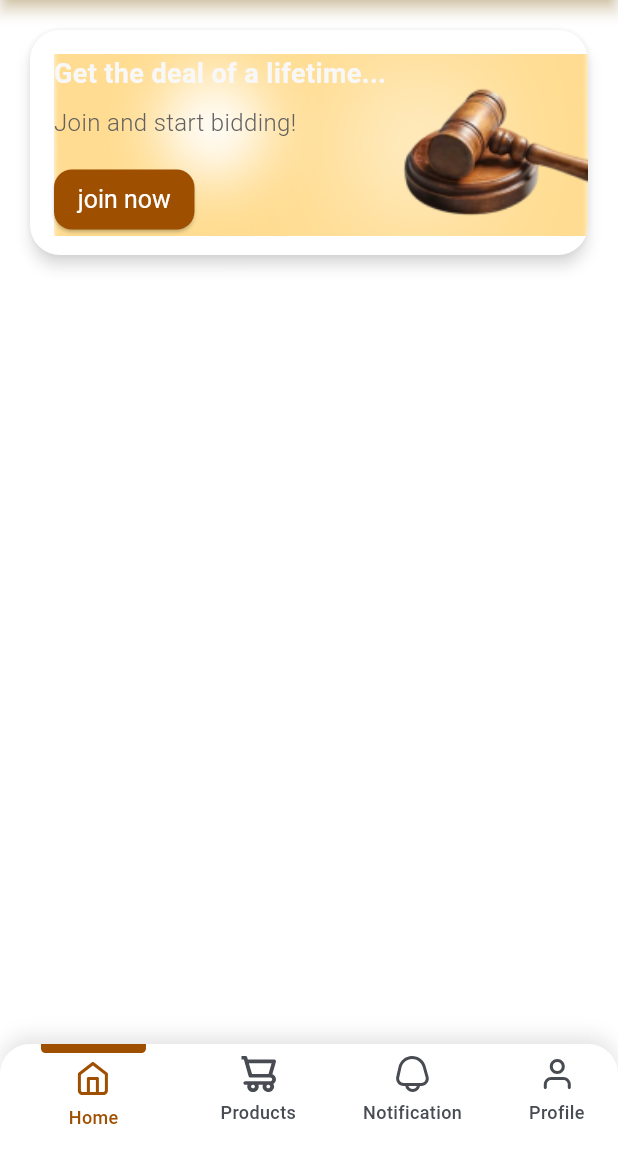
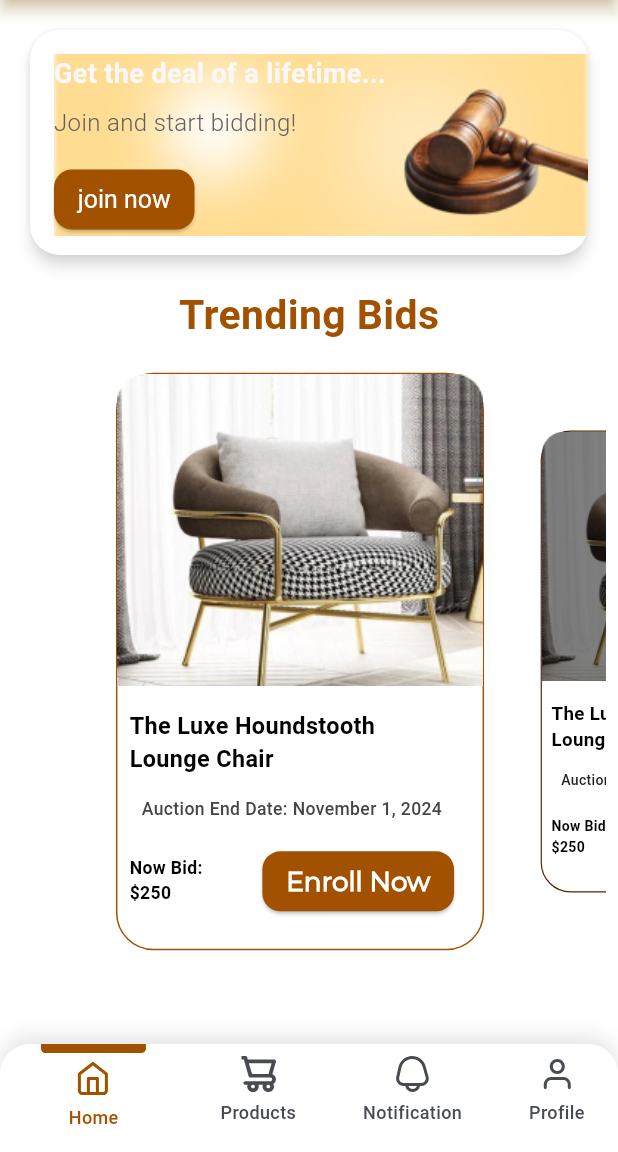
Before and after one commit to Netrk-A/final-project, a Flutter app: the screen it shows after launch, on a phone screen of 412 x 824 dp, the part 84-1236 px from its top. Run offline on Flutter 3.47's test engine with Material 3 defaults, Android fonts, the phone set to English and light mode, and no system bars; our stand-ins replace flutter_screenutil, flutter_svg; Roboto replaces fonts that are missing (Rubik).

Commit message:
trending bids done

```diff
--- a/lib/app/app.dart
+++ b/lib/app/app.dart
@@ -5,9 +5,9 @@ import 'package:peakmart/app/resources/theme_manager.dart';
 import 'package:peakmart/features/main/main_view.dart';
 
 class MyApp extends StatelessWidget {
-  MyApp._internal();
+  const MyApp._internal();
 
-  static MyApp instance = MyApp._internal();
+  static MyApp instance = const MyApp._internal();
 
   factory MyApp() => instance;
 
--- a/lib/app/resources/app_stayles.dart
+++ b/lib/app/resources/app_stayles.dart
@@ -14,5 +14,5 @@ class AppStayles {
   static TextStyle style31Bold = TextStyle(
       fontSize: 31,
       fontWeight: FontWeightManager.bold,
-      color: ColorManager.primaryColor);
+      color: ColorManager.primary);
 }
--- a/lib/app/resources/color_manager.dart
+++ b/lib/app/resources/color_manager.dart
@@ -1,8 +1,7 @@
 import 'package:flutter/material.dart';
 
 class ColorManager {
-  static Color primary = const Color(0xFF9F4F00);
-  static Color primaryColor = const Color(0xFFA15100);
+  static Color primary = const Color(0xFFA15100);
   static Color darkGrey = const Color(0xFF444444);
   static Color darkPrimary = const Color(0xFF231100);
   static Color lightPrimary = const Color(0xFfFFDC91);
--- a/lib/app/resources/font_manager.dart
+++ b/lib/app/resources/font_manager.dart
@@ -2,7 +2,8 @@ import 'package:flutter/material.dart';
 import 'package:flutter_screenutil/flutter_screenutil.dart';
 
 class FontConstants {
-  static const String fontFamily = "Rubik";
+  // static const String fontCabinFamily = "Cabin";
+  static const String fontMontserratFamily = "Montserrat";
 }
 
 class FontWeightManager {
@@ -14,18 +15,19 @@ class FontWeightManager {
 }
 
 class FontSize {
-  static  double s7 = 7.0.sp;
-  static  double s10 = 10.0.sp;
-  static  double s12 = 12.0.sp;
-  static  double s14 = 14.0.sp;
-  static  double s15 = 15.0.sp;
-  static  double s16 = 16.0.sp;
-  static  double s17 = 17.0.sp;
-  static  double s18 = 18.0.sp;
-  static  double s20 = 20.0.sp;
-  static  double s22 = 22.0.sp;
-  static  double s24 = 24.0.sp;
-  static  double s25 = 25.0.sp;
-  static  double s48 = 48.0.sp;
-
+  static double s7 = 7.0.sp;
+  static double s10 = 10.0.sp;
+  static double s12 = 12.0.sp;
+  static double s14 = 14.0.sp;
+  static double s15 = 15.0.sp;
+  static double s16 = 16.0.sp;
+  static double s17 = 17.0.sp;
+  static double s18 = 18.0.sp;
+  static double s20 = 20.0.sp;
+  static double s22 = 22.0.sp;
+  static double s24 = 24.0.sp;
+  static double s25 = 25.0.sp;
+  static double s28 = 28.0.sp;
+  static double s31 = 31.0.sp;
+  static double s48 = 48.0.sp;
 }
--- a/lib/app/resources/string_manager.dart
+++ b/lib/app/resources/string_manager.dart
@@ -1,4 +1,7 @@
 class AppStrings {
+
+
+  ///////////////////////////////////////////////////////////////
   static const String splashTitle = "FireBox";
   static const String splashSubTitle = "A new way to control your home ";
   static const String noRouteFound = "No Route Found";
--- a/lib/app/resources/style_manager.dart
+++ b/lib/app/resources/style_manager.dart
@@ -4,7 +4,7 @@ import 'font_manager.dart';
 
 TextStyle _getTextStyle(double fontSize, FontWeight fontWeight, Color color) {
   return TextStyle(
-    fontFamily: FontConstants.fontFamily,
+    // fontFamily: FontConstants.fontCabinFamily,
     color: color,
     fontSize: fontSize,
     fontWeight: fontWeight,
@@ -21,6 +21,7 @@ TextStyle getRegularStyle({
     color,
   );
 }
+
 TextStyle getMessageStyle({
   required double fontSize,
   required Color color,
@@ -31,6 +32,7 @@ TextStyle getMessageStyle({
     color,
   );
 }
+
 TextStyle getMediumStyle({
   required double fontSize,
   required Color color,
--- a/lib/app/resources/values_manager.dart
+++ b/lib/app/resources/values_manager.dart
@@ -16,8 +16,10 @@ class AppPadding {
   static const double p14 = 14.0;
   static const double p16 = 16.0;
   static const double p18 = 18.0;
+  static const double p19 = 19.0;
   static const double p20 = 20.0;
   static const double p22 = 22.0;
+  static const double p25 = 25.0;
   static const double p28 = 28.0;
   static const double p30 = 30.0;
   static const double p40 = 40.0;
--- a/lib/features/home/presentation/views/bid_section/bid_page_view.dart
+++ b/lib/features/home/presentation/views/bid_section/bid_page_view.dart
@@ -36,9 +36,8 @@ class _BidPageViewState extends State<BidPageView> {
 
   @override
   Widget build(BuildContext context) {
-    return Scaffold(
-      body: Padding(
-        padding: const EdgeInsets.symmetric(horizontal: 12.5),
+    return Padding(
+      padding: const EdgeInsets.symmetric(horizontal: 8),
       child: PageView.builder(
         controller: _pageController,
         itemCount: 4,
@@ -51,7 +50,6 @@ class _BidPageViewState extends State<BidPageView> {
           );
         },
       ),
-      ),
     );
   }
 }
--- a/lib/features/home/presentation/views/bid_section/custom_bid_item.dart
+++ b/lib/features/home/presentation/views/bid_section/custom_bid_item.dart
@@ -1,8 +1,11 @@
 import 'package:flutter/material.dart';
-import 'package:peakmart/app/resources/app_stayles.dart';
 import 'package:peakmart/app/resources/color_manager.dart';
+import 'package:peakmart/app/resources/font_manager.dart';
+import 'package:peakmart/app/resources/style_manager.dart';
 import 'package:peakmart/features/home/presentation/views/bid_section/bid_card_model.dart';
-import 'package:peakmart/features/home/presentation/views/bid_section/custom_text_button.dart';
+import 'package:peakmart/features/home/presentation/views/bid_section/custom_button.dart';
+
+import '../../../../../app/resources/values_manager.dart';
 
 class CustomBidItem extends StatelessWidget {
   const CustomBidItem({super.key, required this.bidCardModel});
@@ -11,12 +14,12 @@ class CustomBidItem extends StatelessWidget {
   Widget build(BuildContext context) {
     return Center(
       child: Container(
-        width: 270,
-        height: 400,
+        width: 250,
+        height: 385,
         decoration: BoxDecoration(
           borderRadius: BorderRadius.circular(25),
           border: Border.all(
-            color: ColorManager.primaryColor,
+            color: ColorManager.primary,
           ),
         ),
         child: Column(
@@ -24,23 +27,34 @@ class CustomBidItem extends StatelessWidget {
           children: [
             Image.asset(
               bidCardModel.image,
-              fit: BoxFit.fill,
+              fit: BoxFit.cover,
             ),
+            // CachedNetworkImage(
+            //   imageUrl:
+            //       "https://th.bing.com/th/id/R.f8cd97dceece7f86782b9f3ea85b69f9?rik=S0gyWHLbi4myzA&pid=ImgRaw&r=0",
+            //   placeholder: (context, url) => const CircularProgressIndicator(),
+            //   errorWidget: (context, url, error) => const Icon(Icons.error),
+            // ),
             const SizedBox(
               height: 15,
             ),
             Padding(
-              padding: const EdgeInsets.only(left: 8.0, right: 19),
+              padding: const EdgeInsets.only(
+                  left: AppPadding.p8, right: AppPadding.p19),
               child: Column(
                 children: [
-                  Text(bidCardModel.title, style: AppStayles.style16Medium),
+                  Text(
+                    bidCardModel.title,
+                    style: getSemiBoldStyle(
+                        color: ColorManager.black, fontSize: FontSize.s16),
+                  ),
                   const SizedBox(
                     height: 15,
                   ),
                   Text(
                     bidCardModel.subTitle,
-                    style: AppStayles.style12Medium
-                        .copyWith(color: ColorManager.darkGrey),
+                    style: getMediumStyle(
+                        color: ColorManager.darkGrey, fontSize: FontSize.s12),
                   ),
                   const SizedBox(
                     height: 15,
@@ -48,10 +62,14 @@ class CustomBidItem extends StatelessWidget {
                   Row(
                     mainAxisAlignment: MainAxisAlignment.spaceBetween,
                     children: [
-                      Text(bidCardModel.price, style: AppStayles.style12Medium),
+                      Text(
+                        bidCardModel.price,
+                        style: getSemiBoldStyle(
+                            fontSize: FontSize.s12, color: ColorManager.black),
+                      ),
                       const CustomTextButton(buttonText: 'Enroll Now'),
                     ],
-                  )
+                  ),
                 ],
               ),
             )
--- /dev/null
+++ b/lib/features/home/presentation/views/bid_section/custom_button.dart
@@ -0,0 +1,24 @@
+import 'package:flutter/material.dart';
+import 'package:peakmart/app/resources/color_manager.dart';
+import 'package:peakmart/app/resources/font_manager.dart';
+import 'package:peakmart/app/resources/style_manager.dart';
+
+class CustomTextButton extends StatelessWidget {
+  const CustomTextButton({super.key, required this.buttonText});
+  final String buttonText;
+  @override
+  Widget build(BuildContext context) {
+    return ElevatedButton(
+      onPressed: () {},
+      child: Text(
+        buttonText,
+        style: getBoldStyle(
+          fontSize: FontSize.s18,
+          color: ColorManager.white,
+        ).copyWith(
+          fontFamily: 'Montserrat',
+        ),
+      ),
+    );
+  }
+}
--- a/lib/features/home/presentation/views/bid_section/titled_bid_section.dart
+++ b/lib/features/home/presentation/views/bid_section/titled_bid_section.dart
@@ -1,5 +1,7 @@
 import 'package:flutter/material.dart';
-import 'package:peakmart/app/resources/app_stayles.dart';
+import 'package:peakmart/app/resources/color_manager.dart';
+import 'package:peakmart/app/resources/font_manager.dart';
+import 'package:peakmart/app/resources/style_manager.dart';
 import 'package:peakmart/features/home/presentation/views/bid_section/bid_page_view.dart';
 
 class TitledBidSection extends StatelessWidget {
@@ -12,12 +14,16 @@ class TitledBidSection extends StatelessWidget {
       children: [
         Text(
           title,
-          style: AppStayles.style31Bold,
+          style:
+              getBoldStyle(fontSize: FontSize.s28, color: ColorManager.primary),
         ),
         const SizedBox(
-          height: 25,
+          height: 12,
         ),
-        const SizedBox(height: 400, child: BidPageView()),
+        const SizedBox(
+          height: 400,
+          child: BidPageView(),
+        ),
       ],
     );
   }
--- a/lib/features/home/presentation/views/bid_section/transforming_bid_item.dart
+++ b/lib/features/home/presentation/views/bid_section/transforming_bid_item.dart
@@ -1,4 +1,5 @@
 import 'package:flutter/material.dart';
+import 'package:peakmart/app/resources/values_manager.dart';
 import 'package:peakmart/features/home/presentation/views/bid_section/custom_bid_item.dart';
 import 'package:peakmart/features/home/presentation/views/bid_section/bid_card_model.dart';
 
@@ -8,16 +9,16 @@ class TransformingBidItem extends StatelessWidget {
   final double scale, opacity;
   @override
   Widget build(BuildContext context) {
-    return Padding(
-      padding: const EdgeInsets.only(right: 25.0),
-      child: Transform.scale(
+    return Transform.scale(
       scale: scale,
       child: ColorFiltered(
         colorFilter: ColorFilter.mode(
           Colors.black.withOpacity(opacity), // Apply opacity effect
           BlendMode.srcATop, // Use blend mode to apply the color filter
         ),
-          child: const CustomBidItem(
+        child: const Padding(
+          padding:  EdgeInsets.only(right: AppPadding.p12),
+          child:  CustomBidItem(
             bidCardModel: BidCardModel(
               image: 'assets/images/card.png',
               title: 'The Luxe Houndstooth Lounge Chair',
--- a/lib/features/home/presentation/views/home_view.dart
+++ b/lib/features/home/presentation/views/home_view.dart
@@ -1,14 +1,16 @@
 import 'package:flutter/material.dart';
+import 'package:peakmart/features/home/presentation/views/bid_section/titled_bid_section.dart';
 import 'package:peakmart/features/home/presentation/views/landing_section/landing_view.dart';
 
-class HomeView  extends StatelessWidget {
-  const HomeView ({super.key});
-
+class HomeView extends StatelessWidget {
+  const HomeView({super.key});
+  static const String routeName = '/home';
   @override
   Widget build(BuildContext context) {
-    return Column(
-      children: [
+    return ListView(
+      children: const [
         LandingView(),
+        TitledBidSection(title: 'Trending Bids'),
       ],
     );
   }
--- a/lib/features/home/presentation/views/landing_section/landing_view.dart
+++ b/lib/features/home/presentation/views/landing_section/landing_view.dart
@@ -18,9 +18,9 @@ class LandingView extends StatelessWidget {
       ),
       clipBehavior: Clip.antiAlias,
       elevation: 4.0,
-
       child: Container(
-        margin:EdgeInsetsDirectional.only(start: 16.0,top: 16.0,bottom: 13),
+        margin: const EdgeInsetsDirectional.only(
+            start: 16.0, top: 16.0, bottom: 13),
         width: double.infinity,
         decoration: const BoxDecoration(
             image: DecorationImage(
@@ -30,24 +30,24 @@ class LandingView extends StatelessWidget {
           children: [
             Text(
               title,
-              style: TextStyle(
+              style: const TextStyle(
                 fontSize: 18.0,
                 fontWeight: FontWeight.bold,
               ),
               textAlign: TextAlign.center,
             ),
-            SizedBox(height: 8.0),
+            const SizedBox(height: 8.0),
             Text(
               subtitle,
               style: TextStyle(fontSize: 16.0, color: Colors.grey[700]),
               textAlign: TextAlign.center,
             ),
-            SizedBox(height: 16.0),
+            const SizedBox(height: 16.0),
             ElevatedButton(
               onPressed: () {},
               child: Text(
                 buttonText,
-                style: TextStyle(color: Colors.white),
+                style: const TextStyle(color: Colors.white),
               ),
             ),
           ],
--- a/lib/features/main/main_view.dart
+++ b/lib/features/main/main_view.dart
@@ -23,10 +23,13 @@ class MainView extends StatelessWidget {
   }
 
   Widget _buildBodyScreens(index) => [
-        HomeView(),
-        Text('Products', style: getBoldStyle(color: ColorManager.primary,fontSize: 20)),
-        Text('Notification',style: getBoldStyle(color: ColorManager.primary,fontSize: 20)),
-        Text('Profile',style: getBoldStyle(color: ColorManager.primary,fontSize: 20)),
+        const HomeView(),
+        Text('Products',
+            style: getBoldStyle(color: ColorManager.primary, fontSize: 20)),
+        Text('Notification',
+            style: getBoldStyle(color: ColorManager.primary, fontSize: 20)),
+        Text('Profile',
+            style: getBoldStyle(color: ColorManager.primary, fontSize: 20)),
       ][index];
 
   @override
```
Also changed, not shown: lib/features/home/presentation/views/bid_section/custom_text_button.dart (deleted, +0 -31 lines), lib/app/resources/country.dart (deleted), pubspec.lock, 1 other file. Lines whose indentation alone changed are shown as unchanged.
